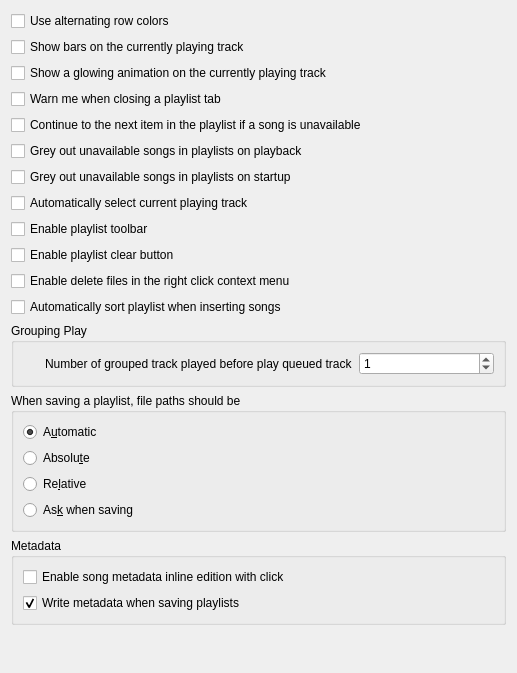
Old version of the form src/settings/playlistsettingspage.ui in the repository Vinzzzze/strawberry.
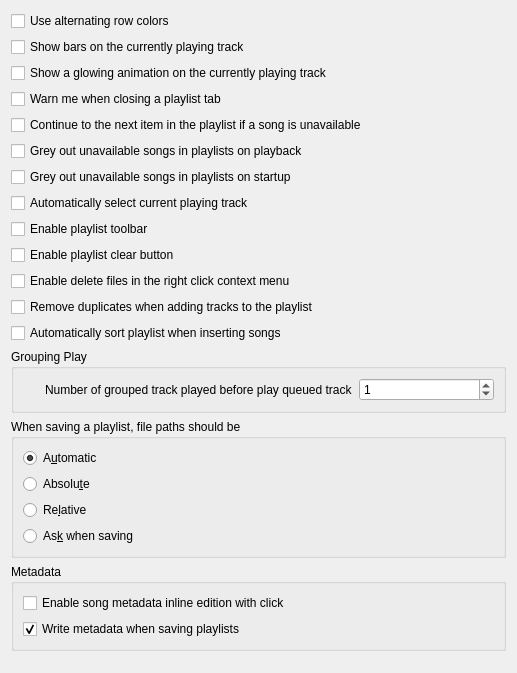
New version of the form.

Commit message: Add an auto remove duplicates for the playlists.

The edit to the form file:
```diff
--- a/src/settings/playlistsettingspage.ui
+++ b/src/settings/playlistsettingspage.ui
@@ -91,6 +91,13 @@
      </property>
     </widget>
    </item>
+   <item>
+    <widget class="QCheckBox" name="checkbox_remove_duplicates">
+     <property name="text">
+      <string>Remove duplicates when adding tracks to the playlist</string>
+     </property>
+    </widget>
+   </item>
    <item>
     <widget class="QCheckBox" name="checkbox_auto_sort">
      <property name="text">
```
The commit also changes 8 other files.
